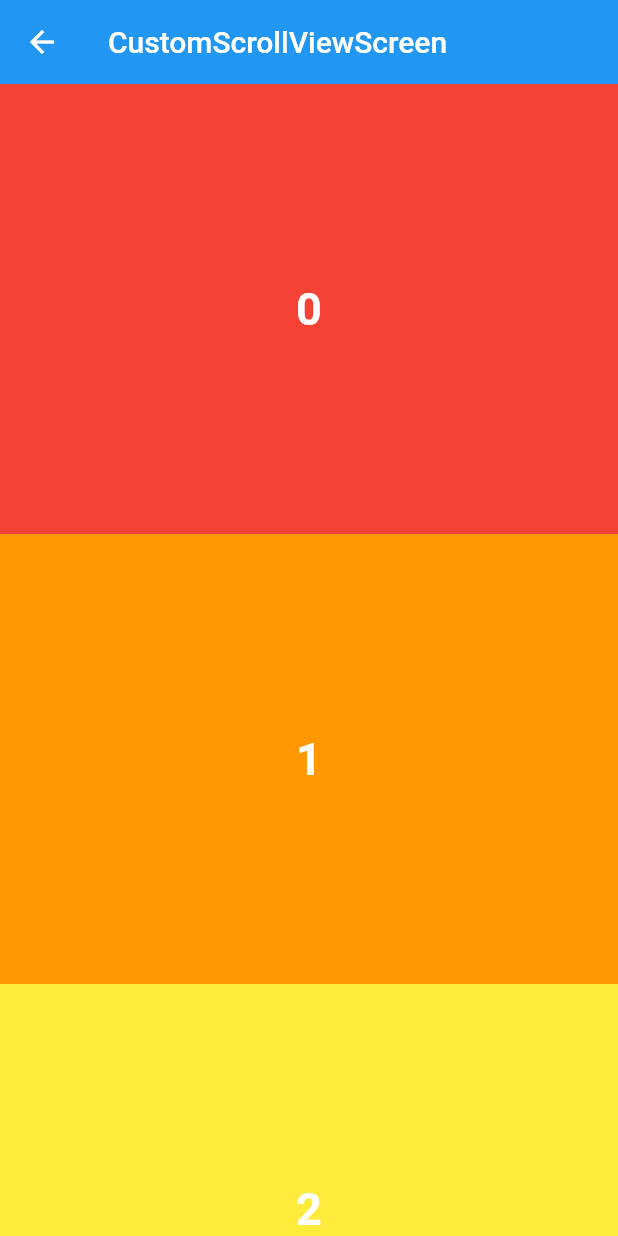
After one commit to DongWooKim97/flutter-projects, a Flutter app: the CustomScrollViewScreen screen opened directly, on a phone screen of 412 x 824 dp. The commit adds this screen. Run offline on Flutter 3.47's test engine with Material 2 defaults, Android fonts, the phone set to English and light mode, and no system bars; our stand-ins replace drift, flutter_colorpicker, geolocator, get_it, google_maps_flutter, image_picker and 4 more; missing offline and left inert: agora_rtc_engine; accounts and stored records are empty; generated files the repository leaves out were written again.

Commit message:
feat: CustomScrollViewScreen - sliverList확인

```diff
--- /dev/null
+++ b/scrollable_widgets/lib/screen/custom_scroll_view_screen.dart
@@ -0,0 +1,86 @@
+import 'package:flutter/material.dart';
+import 'package:scrollable_widgets/constant/colors.dart';
+
+class CustomScrollViewScreen extends StatelessWidget {
+  final List<int> numbers = List.generate(100, (index) => index);
+
+  CustomScrollViewScreen({super.key});
+
+  @override
+  Widget build(BuildContext context) {
+    return Scaffold(
+      body: CustomScrollView(
+        slivers: [
+          const SliverAppBar(title: Text('CustomScrollViewScreen')),
+          renderBuilderSliverList(),
+        ],
+      ),
+    );
+  }
+
+  SliverList renderBuilderSliverList() {
+    return SliverList(
+      delegate: SliverChildBuilderDelegate(
+        (context, index) {
+          return renderContainer(
+            color: rainbowColors[index % rainbowColors.length],
+            index: index,
+          );
+        },
+        childCount: 100, // 원하는 child 개수 설정
+      ),
+    );
+  }
+
+  SliverList renderChildSliverList() {
+    // 기본생성자 SliverList
+    return SliverList(
+      delegate: SliverChildListDelegate(
+        numbers
+            .map(
+              (e) => renderContainer(
+                  color: rainbowColors[e % rainbowColors.length], index: e),
+            )
+            .toList(),
+      ),
+    );
+  }
+
+  // sliver란 모든 형태의 리스트들을 다 쓸 수 있는 위젯이다.
+
+  Widget renderContainer({
+    required Color color,
+    required int index,
+    double? height,
+  }) {
+    print(index);
+    return Container(
+      height: height ?? 300,
+      color: color,
+      child: Center(
+        child: Text(
+          index.toString(),
+          style: const TextStyle(
+            color: Colors.white,
+            fontWeight: FontWeight.w600,
+            fontSize: 30.0,
+          ),
+        ),
+      ),
+    );
+  }
+}
+
+// 칼럼 안에다 리스트뷰를 하나 만들고
+// 추가적으로 그 밑에 그리드뷰를 하나 넣고싶다
+
+// 모든 리스트 또는 스크롤 가능한 위젯들은
+// 칼럼 안에다 넣었을 떄 Expanded를 사용하지 않으면 에러가 난다. !! 무조건!!
+
+// 왜냐하면 리스트뷰는 무한하게 넣을 수 있다. 그래서 이론상 무한한 높이를 가질 수 있다.
+// 따라서 칼럼이 최대 크기를 정해줘야함. 그게 Expanded고 그 중 하나의 일종이다.
+
+// Delegate
+// 어떤 형태로 SliverList를 만들어낼지 정할수있음.
+// ListView에도 ListView의 기본 생성자로 childrend에 때려박을 수도 있고,
+// ListView.Builder를 사용해서 만들어낼 수 있듯이 이러한 형태를 정하는게 delegate
--- a/scrollable_widgets/lib/screen/home_screen.dart
+++ b/scrollable_widgets/lib/screen/home_screen.dart
@@ -1,5 +1,6 @@
 import 'package:flutter/material.dart';
 import 'package:scrollable_widgets/layout/main_layout.dart';
+import 'package:scrollable_widgets/screen/custom_scroll_view_screen.dart';
 import 'package:scrollable_widgets/screen/grid_view_screen.dart';
 import 'package:scrollable_widgets/screen/list_view_screen.dart';
 import 'package:scrollable_widgets/screen/reorderable_list_view_screen.dart';
@@ -32,6 +33,10 @@ class HomeScreen extends StatelessWidget {
       builder: (_) => ReorderableListViewScreen(),
       name: 'ReorderableListViewScreen',
     ),
+    ScreenModel(
+      builder: (_) => CustomScrollViewScreen(),
+      name: 'CustomScrollViewScreen',
+    ),
   ];
 
   HomeScreen({Key? key}) : super(key: key);
```
